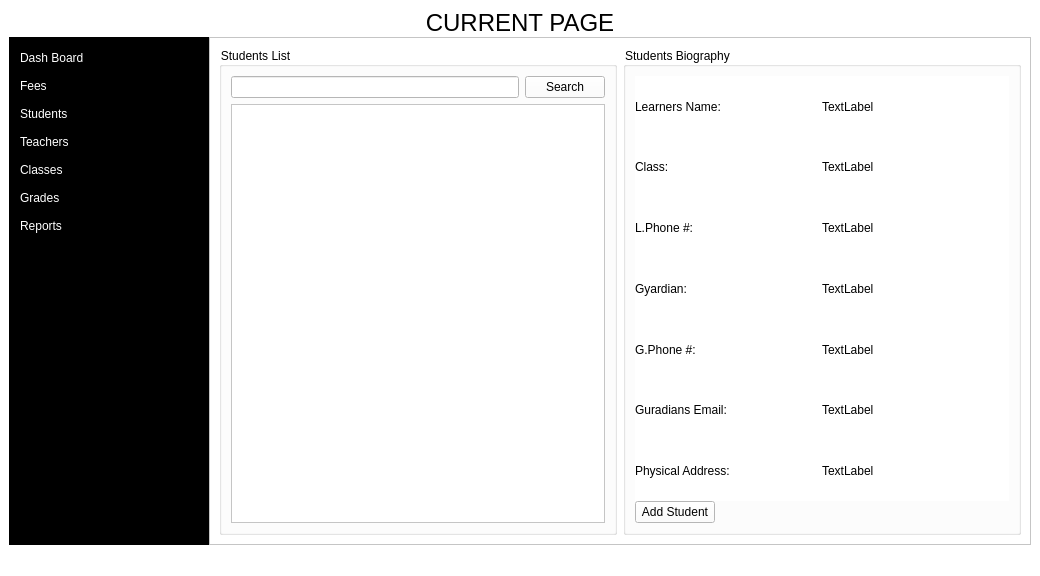
regisgambiza/school_manager_2.0.0, file src/app/ui/school_manager.ui: the form before one commit.
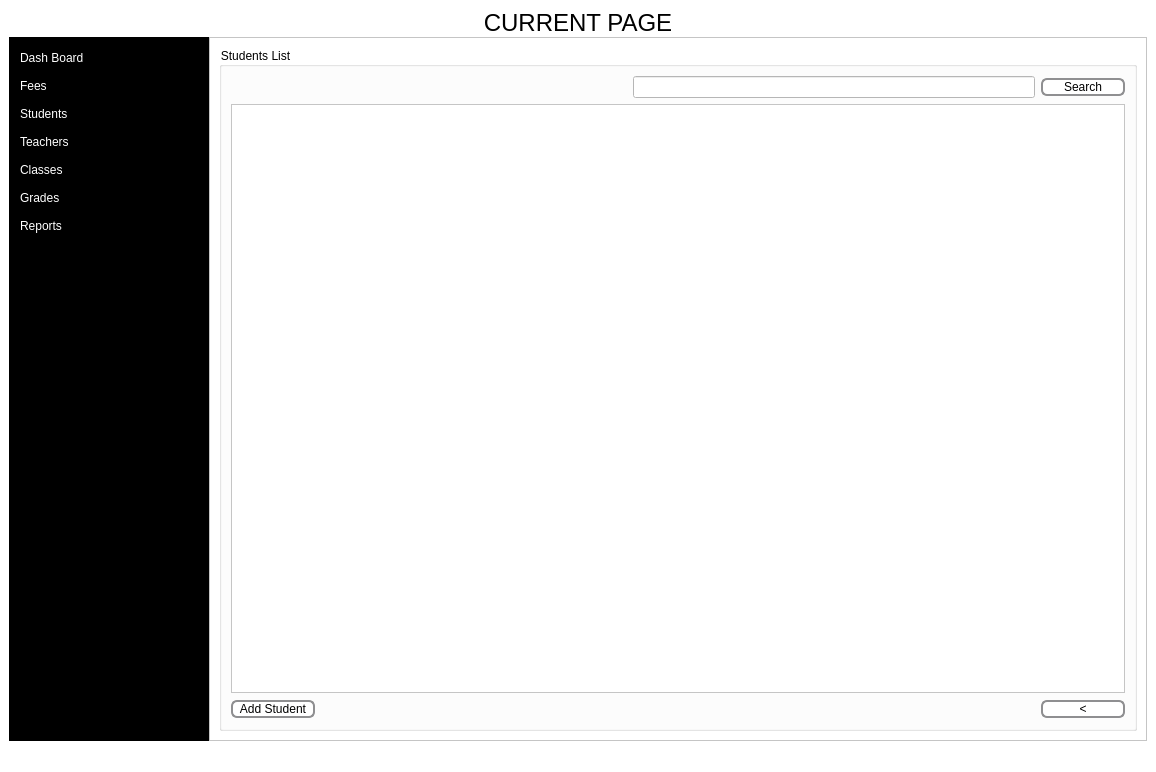
The form after the commit. The open tabs and pages were chosen to show the change.

Commit message: 1. Added functionality to fees module and students module

Diff of the .ui file:
```diff
--- a/src/app/ui/school_manager.ui
+++ b/src/app/ui/school_manager.ui
@@ -6,8 +6,8 @@
    <rect>
     <x>0</x>
     <y>0</y>
-    <width>1040</width>
-    <height>576</height>
+    <width>1156</width>
+    <height>772</height>
    </rect>
   </property>
   <property name="windowTitle">
@@ -461,6 +461,28 @@
            </property>
            <item>
             <widget class="QStackedWidget" name="stackedWidget">
+             <property name="styleSheet">
+              <string notr="true">QPushButton {
+    border: 2px solid #8f8f91;
+    border-radius: 6px;
+    background-color: qlineargradient(x1: 0, y1: 0, x2: 0, y2: 1,
+                                      stop: 0 #f6f7fa, stop: 1 #dadbde);
+    min-width: 80px;
+}
+
+QPushButton:pressed {
+    background-color: qlineargradient(x1: 0, y1: 0, x2: 0, y2: 1,
+                                      stop: 0 #dadbde, stop: 1 #f6f7fa);
+}
+
+QPushButton:flat {
+    border: none; /* no border for a flat push button */
+}
+
+QPushButton:default {
+    border-color: navy; /* make the default button prominent */
+}</string>
+             </property>
              <property name="currentIndex">
               <number>1</number>
              </property>
@@ -629,208 +651,85 @@
                  </property>
                  <layout class="QVBoxLayout" name="verticalLayout_8">
                   <item>
-                   <layout class="QVBoxLayout" name="verticalLayout_7">
+                   <layout class="QVBoxLayout" name="verticalLayout_4">
                     <item>
-                     <layout class="QHBoxLayout" name="horizontalLayout_10">
+                     <layout class="QVBoxLayout" name="verticalLayout_7">
                       <item>
-                       <widget class="QLineEdit" name="lineEdit_4"/>
-                      </item>
-                      <item>
-                       <widget class="QPushButton" name="pushButton_3">
-                        <property name="text">
-                         <string>Search</string>
-                        </property>
-                       </widget>
-                      </item>
-                     </layout>
-                    </item>
-                    <item>
-                     <widget class="QTextBrowser" name="textBrowser_3">
-                      <property name="maximumSize">
-                       <size>
-                        <width>16777215</width>
-                        <height>16777215</height>
-                       </size>
-                      </property>
-                     </widget>
-                    </item>
-                   </layout>
-                  </item>
-                 </layout>
-                </widget>
-               </item>
-               <item>
-                <widget class="QGroupBox" name="groupBox_3">
-                 <property name="sizePolicy">
-                  <sizepolicy hsizetype="Expanding" vsizetype="Preferred">
-                   <horstretch>0</horstretch>
-                   <verstretch>0</verstretch>
-                  </sizepolicy>
-                 </property>
-                 <property name="minimumSize">
-                  <size>
-                   <width>0</width>
-                   <height>0</height>
-                  </size>
-                 </property>
-                 <property name="title">
-                  <string>Students Biography</string>
-                 </property>
-                 <property name="flat">
-                  <bool>true</bool>
-                 </property>
-                 <layout class="QVBoxLayout" name="verticalLayout_4">
-                  <item>
-                   <layout class="QVBoxLayout" name="verticalLayout_13">
-                    <property name="spacing">
-                     <number>0</number>
-                    </property>
-                    <item>
-                     <layout class="QVBoxLayout" name="verticalLayout_14">
-                      <property name="spacing">
-                       <number>-1</number>
-                      </property>
-                      <item>
-                       <layout class="QHBoxLayout" name="horizontalLayout_27">
+                       <layout class="QHBoxLayout" name="horizontalLayout_10">
                         <item>
-                         <widget class="QLabel" name="label_34">
-                          <property name="text">
-                           <string>Learners Name:</string>
+                         <spacer name="horizontalSpacer_4">
+                          <property name="orientation">
+                           <enum>Qt::Horizontal</enum>
                           </property>
-                         </widget>
-                        </item>
-                        <item>
-                         <widget class="QLabel" name="label_35">
-                          <property name="text">
-                           <string>TextLabel</string>
+                          <property name="sizeHint" stdset="0">
+                           <size>
+                            <width>40</width>
+                            <height>20</height>
+                           </size>
                           </property>
-                         </widget>
+                         </spacer>
                         </item>
-                       </layout>
-                      </item>
-                      <item>
-                       <layout class="QHBoxLayout" name="horizontalLayout_28">
                         <item>
-                         <widget class="QLabel" name="label_36">
-                          <property name="text">
-                           <string>Class:</string>
-                          </property>
-                         </widget>
+                         <widget class="QLineEdit" name="lineEdit_4"/>
                         </item>
                         <item>
-                         <widget class="QLabel" name="label_37">
+                         <widget class="QPushButton" name="pushButton_3">
                           <property name="text">
-                           <string>TextLabel</string>
+                           <string>Search</string>
                           </property>
                          </widget>
                         </item>
                        </layout>
                       </item>
                       <item>
-                       <layout class="QHBoxLayout" name="horizontalLayout_29">
-                        <item>
-                         <widget class="QLabel" name="label_38">
-                          <property name="text">
-                           <string>L.Phone #:</string>
-                          </property>
-                         </widget>
-                        </item>
-                        <item>
-                         <widget class="QLabel" name="label_39">
-                          <property name="text">
-                           <string>TextLabel</string>
-                          </property>
-                         </widget>
-                        </item>
-                       </layout>
+                       <widget class="QTextBrowser" name="textBrowser_3">
+                        <property name="maximumSize">
+                         <size>
+                          <width>16777215</width>
+                          <height>16777215</height>
+                         </size>
+                        </property>
+                       </widget>
                       </item>
+                     </layout>
+                    </item>
+                    <item>
+                     <layout class="QHBoxLayout" name="horizontalLayout_12">
                       <item>
-                       <layout class="QHBoxLayout" name="horizontalLayout_30">
-                        <item>
-                         <widget class="QLabel" name="label_40">
-                          <property name="text">
-                           <string>Gyardian:</string>
-                          </property>
-                         </widget>
-                        </item>
-                        <item>
-                         <widget class="QLabel" name="label_41">
-                          <property name="text">
-                           <string>TextLabel</string>
-                          </property>
-                         </widget>
-                        </item>
-                       </layout>
+                       <widget class="QPushButton" name="pushButton_5">
+                        <property name="sizePolicy">
+                         <sizepolicy hsizetype="Fixed" vsizetype="Fixed">
+                          <horstretch>0</horstretch>
+                          <verstretch>0</verstretch>
+                         </sizepolicy>
+                        </property>
+                        <property name="text">
+                         <string>Add Student</string>
+                        </property>
+                       </widget>
                       </item>
                       <item>
-                       <layout class="QHBoxLayout" name="horizontalLayout_31">
-                        <item>
-                         <widget class="QLabel" name="label_42">
-                          <property name="text">
-                           <string>G.Phone #:</string>
-                          </property>
-                         </widget>
-                        </item>
-                        <item>
-                         <widget class="QLabel" name="label_43">
-                          <property name="text">
-                           <string>TextLabel</string>
-                          </property>
-                         </widget>
-                        </item>
-                       </layout>
+                       <spacer name="horizontalSpacer">
+                        <property name="orientation">
+                         <enum>Qt::Horizontal</enum>
+                        </property>
+                        <property name="sizeHint" stdset="0">
+                         <size>
+                          <width>40</width>
+                          <height>20</height>
+                         </size>
+                        </property>
+                       </spacer>
                       </item>
                       <item>
-                       <layout class="QHBoxLayout" name="horizontalLayout_32">
-                        <item>
-                         <widget class="QLabel" name="label_44">
-                          <property name="text">
-                           <string>Guradians Email:</string>
-                          </property>
-                         </widget>
-                        </item>
-                        <item>
-                         <widget class="QLabel" name="label_45">
-                          <property name="text">
-                           <string>TextLabel</string>
-                          </property>
-                         </widget>
-                        </item>
-                       </layout>
+                       <widget class="QPushButton" name="pushButton">
+                        <property name="text">
+                         <string>&lt;</string>
+                        </property>
+                       </widget>
                       </item>
-                      <item>
-                       <layout class="QHBoxLayout" name="horizontalLayout_33">
-                        <item>
-                         <widget class="QLabel" name="label_46">
-                          <property name="text">
-                           <string>Physical Address:</string>
-                          </property>
-                         </widget>
-                        </item>
-                        <item>
-                         <widget class="QLabel" name="label_47">
-                          <property name="text">
-                           <string>TextLabel</string>
-                          </property>
-                         </widget>
-                        </item>
-                       </layout>
-                      </item>
                      </layout>
                     </item>
-                    <item>
-                     <widget class="QPushButton" name="pushButton_5">
-                      <property name="sizePolicy">
-                       <sizepolicy hsizetype="Fixed" vsizetype="Fixed">
-                        <horstretch>0</horstretch>
-                        <verstretch>0</verstretch>
-                       </sizepolicy>
-                      </property>
-                      <property name="text">
-                       <string>Add Student</string>
-                      </property>
-                     </widget>
-                    </item>
                    </layout>
                   </item>
                  </layout>
```
Left out of the diff: 43 changed lines with no effect on the pictures. The commit also changes 4 other files.
